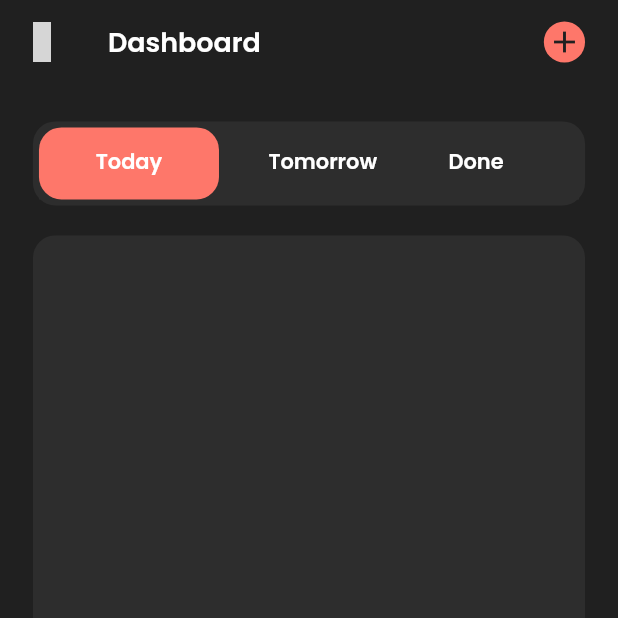
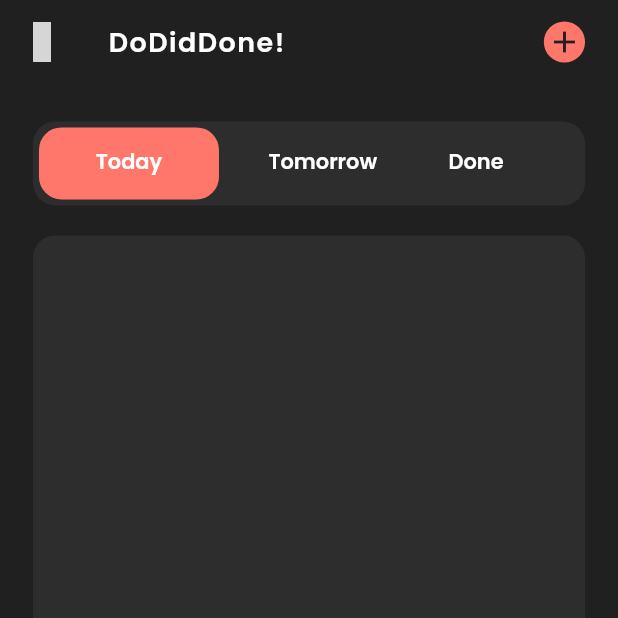
Before and after one commit to Ilejk/DoDidDone, a Flutter app: the HomePage screen opened by its route, on a phone screen of 412 x 824 dp, the top half of it. Run offline on Flutter 3.47's test engine with Material 2 defaults, Android fonts, the phone set to English and light mode, and no system bars; drawn by our look-alikes of dynamic_color; our stand-ins replace country_picker, firebase_auth, firebase_core, flutter_datetime_picker_plus, flutter_local_notifications, flutter_screenutil and 11 more; accounts and stored records are empty; generated files the repository leaves out were written again; grey boxes are pictures that could not be loaded.

Commit message:
small changes

```diff
--- a/lib/app/todo_app.dart
+++ b/lib/app/todo_app.dart
@@ -12,7 +12,6 @@ class TodoApp extends ConsumerWidget {
   Widget build(BuildContext context, WidgetRef ref) {
     ref.read(userProvider.notifier).refresh();
     List<UserModel> users = ref.watch(userProvider);
-    print(users.length);
     String initialRoute =
         users.isEmpty ? Routes.onBoardingRoute : Routes.homeRoute;
     return ScreenUtilInit(
--- a/lib/common/utils/manager/strings.dart
+++ b/lib/common/utils/manager/strings.dart
@@ -6,8 +6,7 @@ class AppStrings {
   static const String loginPageTitle = 'Please provide your phone number';
   static const String loginPageHint = 'Enter phone number';
   static const String loginPageSearch = 'Search';
-  static const String homePageTitle = 'Today\'s Tasks';
-  static const String homePageAppBarTitle = 'Dashboard';
+  static const String homePageAppBarTitle = 'DoDidDone!';
   static const String homePageTab1 = 'Today';
   static const String homePageTab2 = 'Tomorrow';
   static const String homePageTab3 = 'Done';
--- a/lib/features/todo/pages/home_page.dart
+++ b/lib/features/todo/pages/home_page.dart
@@ -62,6 +62,7 @@ class _HomePageState extends ConsumerState<HomePage>
           textStyle: appTextStyle(
             fontSize: AppFontSizes.fs18,
             color: AppColors.white,
+            letterSpacing: AppSizes.s1,
             fontWeight: FontWeight.w600,
           ),
         ),
```
